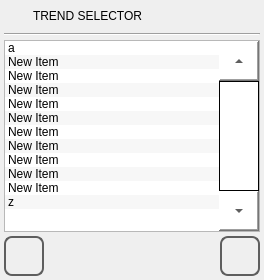
Qt form qt_library/ATCMsystem/item_selector.ui (MECTsrl/mect_plugins) before a commit.
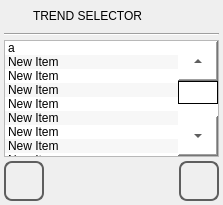
The same form after that commit. Icons and pictures are not drawn.

```diff
--- a/qt_library/ATCMsystem/item_selector.ui
+++ b/qt_library/ATCMsystem/item_selector.ui
@@ -6,7 +6,8 @@
    <rect>
     <x>0</x>
     <y>0</y>
-    %Model%
+    <width>223</width>
+    <height>205</height>
    </rect>
   </property>
   <property name="minimumSize">
@@ -210,6 +211,9 @@
    </item>
    <item>
     <layout class="QHBoxLayout" name="horizontalLayout_2">
+     <property name="spacing">
+      <number>4</number>
+     </property>
      <item>
       <widget class="QPushButton" name="pushButtonBack">
        <property name="sizePolicy">
```
Left out of the diff: 8 changed lines with no effect on the pictures.
